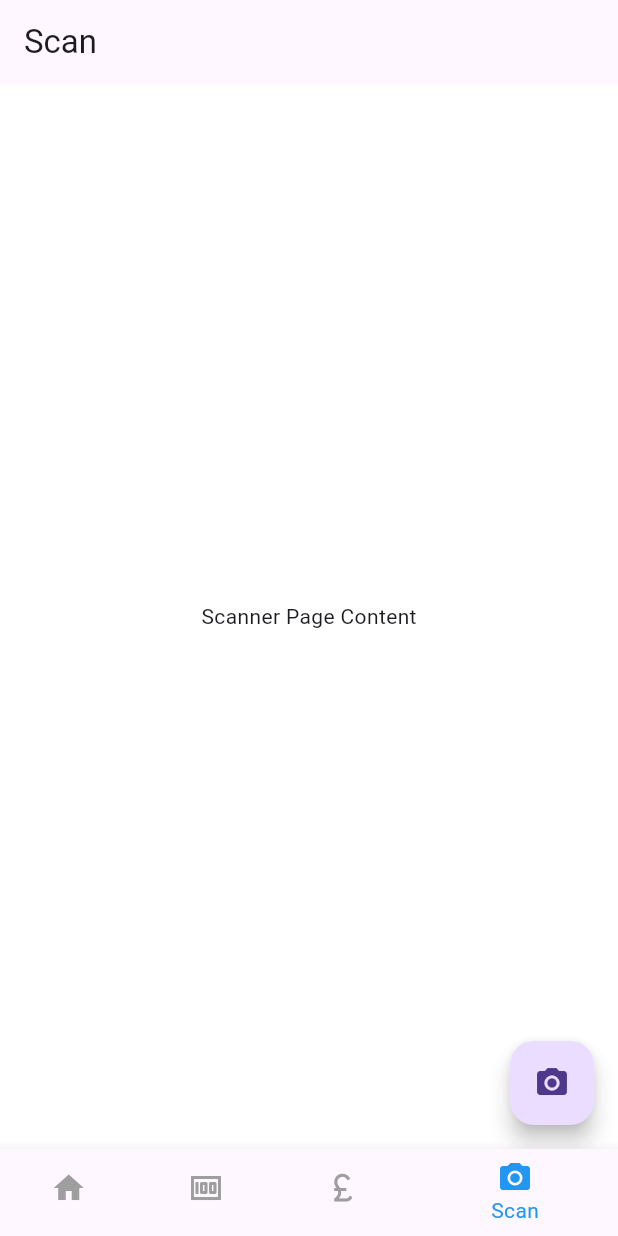
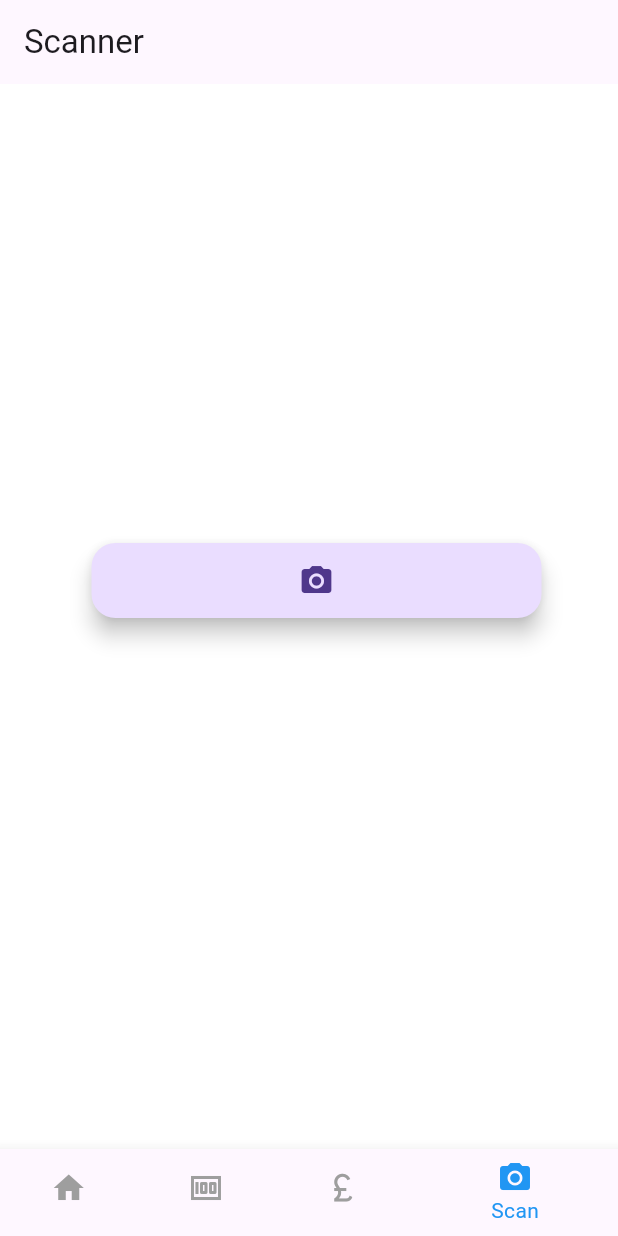
Before and after one commit to LTownsend99/Budget_App, a Flutter app: the screen it shows after launch, item 4 of the bottom bar chosen, on a phone screen of 412 x 824 dp. Run offline on Flutter 3.47's test engine with Material 3 defaults, Android fonts, the phone set to English and light mode, and no system bars; our stand-ins replace fl_chart, flutter_slidable, hive, hive_flutter, image_cropper, image_picker; missing offline and left inert: google_mlkit_text_recognition; accounts and stored records are empty.

Commit message:
Alter Scanner Button

```diff
--- a/lib/pages/Scanner.dart
+++ b/lib/pages/Scanner.dart
@@ -20,10 +20,15 @@ class _MyScannerPageState extends State<ScannerPage> {
     return Scaffold(
       backgroundColor: Colors.white, // Set the background color to white
 
-      body: const Center(
-        child: Text('Scanner Page Content'),
-      ),
-      floatingActionButton: FloatingActionButton(
+      body: Stack(
+        children: [
+          Positioned(
+            bottom: MediaQuery.of(context).size.height / 2 - 58, // Center vertically
+            left: MediaQuery.of(context).size.width / 2 - 145, // Center horizontally
+            child: Container(
+              width: 300,
+              height: 50,
+              child: FloatingActionButton(
                 onPressed: () {
                   imagePicker(context, onCameraTap: () {
                     pickImage(ImageSource.camera).then((value) {
@@ -33,7 +38,8 @@ class _MyScannerPageState extends State<ScannerPage> {
                             Navigator.push(
                                 context,
                                 MaterialPageRoute(
-                            builder: (_) => RecogniseImagePage(path: value)));
+                                    builder: (_) =>
+                                        RecogniseImagePage(path: value)));
                           }
                         });
                       }
@@ -46,7 +52,8 @@ class _MyScannerPageState extends State<ScannerPage> {
                             Navigator.push(
                                 context,
                                 MaterialPageRoute(
-                            builder: (_) => RecogniseImagePage(path: value)));
+                                    builder: (_) =>
+                                        RecogniseImagePage(path: value)));
                           }
                         });
                       }
@@ -55,6 +62,10 @@ class _MyScannerPageState extends State<ScannerPage> {
                 },
                 child: const Icon(Icons.photo_camera),
               ),
+            ),
+          ),
+        ],
+      ),
     );
   }
 }
--- a/lib/pages/home.dart
+++ b/lib/pages/home.dart
@@ -239,7 +239,7 @@ class _MyHomePageState extends State<HomePage> {
       'Home',
       'Budgeting',
       'Expenses',
-      'Scan'
+      'Scanner'
     ];
 
     return Scaffold(
```
Lines whose indentation alone changed are shown as unchanged.
